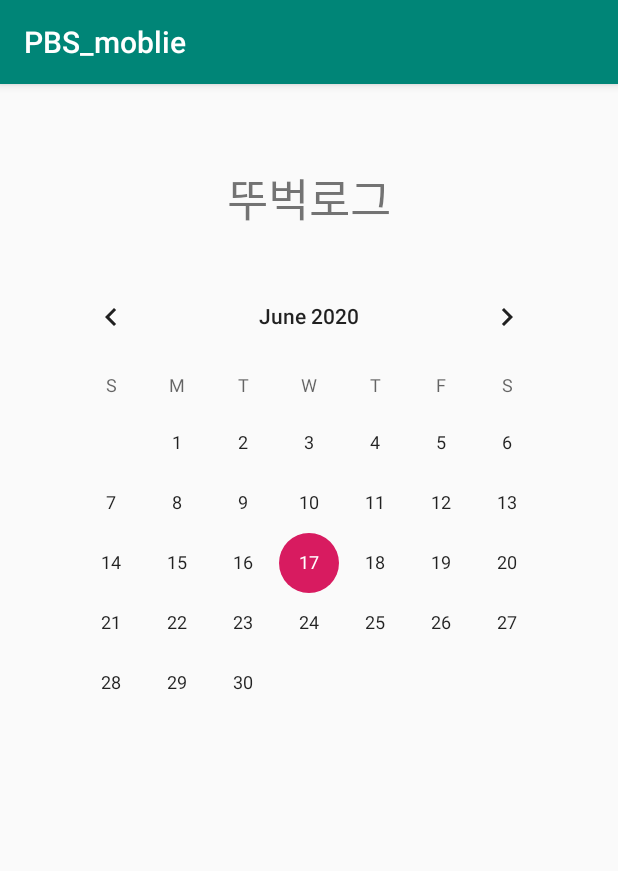
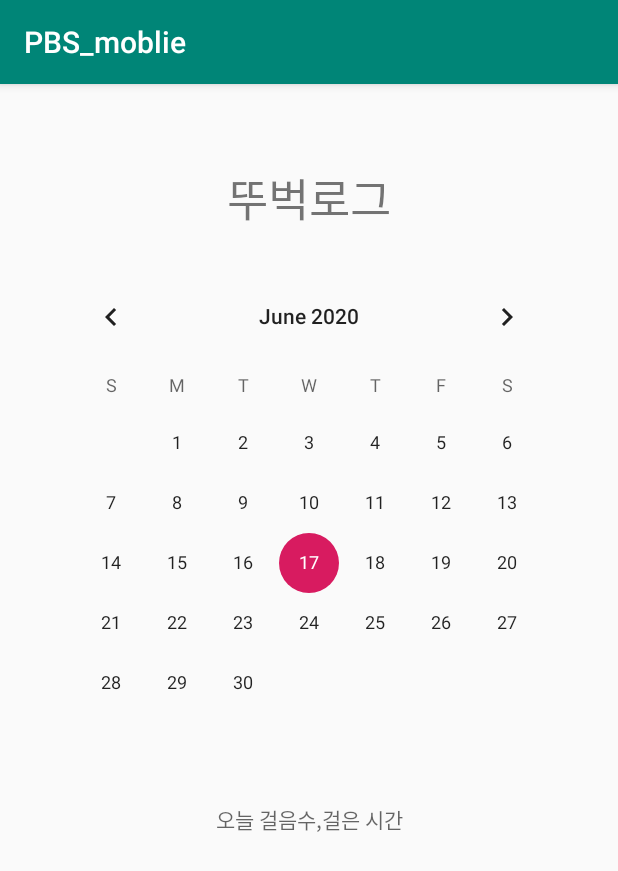
Before and after one commit to pbsmoblie/PBS_moblie, an Android app: the MainActivity screen opened directly, with no data from a screen before it, after a tap on "뚜벅로그", on a phone screen of 412 x 824 dp. Shown: the top 871 px of the screen. Run offline under Robolectric (Android 15) with nearby library versions, the phone set to English and light mode, and no system bars; our stand-ins replace Firebase (no records; nobody signed in at launch, a user with empty details on screens opened directly); 5 statements that could not run were skipped.

Commit message:
뚜벅로그 완성

```diff
--- a/app/build.gradle
+++ b/app/build.gradle
@@ -3,13 +3,14 @@ apply plugin: 'com.android.application'
 apply plugin: 'kotlin-android'
 
 apply plugin: 'kotlin-android-extensions'
+apply plugin: 'com.google.gms.google-services'
 
 android {
     compileSdkVersion 29
     buildToolsVersion "29.0.3"
     defaultConfig {
         applicationId "com.example.pbs_moblie"
-        minSdkVersion 19
+        minSdkVersion 26
         targetSdkVersion 29
         versionCode 1
         versionName "1.0"
@@ -39,6 +40,7 @@ dependencies {
     implementation 'com.google.android.gms:play-services-location:17.0.0'
     implementation 'com.google.android.material:material:1.0.0'
     implementation 'androidx.lifecycle:lifecycle-extensions:2.0.0'
+    implementation 'com.google.firebase:firebase-database:16.0.4'
     testImplementation 'junit:junit:4.12'
     androidTestImplementation 'androidx.test.ext:junit:1.1.0'
     androidTestImplementation 'androidx.test.espresso:espresso-core:3.1.1'
--- a/app/src/main/java/com/example/pbs_moblie/CalendarActivity.kt
+++ b/app/src/main/java/com/example/pbs_moblie/CalendarActivity.kt
@@ -2,11 +2,45 @@ package com.example.pbs_moblie
 
 import androidx.appcompat.app.AppCompatActivity
 import android.os.Bundle
+import android.widget.Toast
+import com.google.firebase.database.*
+import kotlinx.android.synthetic.main.activity_calendar.*
+import java.security.AccessController.getContext
 
-class CalendarActivity : AppCompatActivity() {
+class CalendarActivity : AppCompatActivity(){
+
+
+    var database : DatabaseReference = FirebaseDatabase.getInstance().reference
+    var nickname : String =""
 
     override fun onCreate(savedInstanceState: Bundle?) {
         super.onCreate(savedInstanceState)
         setContentView(R.layout.activity_calendar)
+
+        val intent1 = getIntent()
+        nickname = intent1.getStringExtra("nickname") //intent로 받아온 닉네임을 nickname에 저장
+
+        //날짜를 터치 할때마다 그 날 걸었던 걸음 수(파이어베이스에 저장되어있는)를 출력해줌
+        calendarView.setOnDateChangeListener{view, year,month,dayOfMonth -> //달력의 날짜를 터치할 때마다
+
+            val date :String = String.format("%d-%d-%d",year,month+1,dayOfMonth) //오늘 날짜를 년-월-일 형식으로
+            database.child("Step").child(nickname).child(date).addValueEventListener( object  : ValueEventListener {
+                override fun onCancelled(p0: DatabaseError) {
+
+                }
+
+                override fun onDataChange(p0: DataSnapshot) {
+
+                    var stepcount = p0.child("stepcount").getValue(String::class.java)
+                    //파이어베이스에 저장되었던 걸음 수를 가져옴
+
+                    diarytextview.text = "걸음 수 :"+stepcount
+                    //가져온 걸음 수를 textview에 출력
+
+
+                }
+
+            })
+        }
     }
 }
--- a/app/src/main/java/com/example/pbs_moblie/MainActivity.kt
+++ b/app/src/main/java/com/example/pbs_moblie/MainActivity.kt
@@ -30,15 +30,19 @@ import com.google.android.gms.maps.SupportMapFragment
 import com.google.android.gms.maps.model.LatLng
 import com.google.android.gms.maps.model.MarkerOptions
 import com.google.android.gms.maps.model.PolylineOptions
+import com.google.firebase.database.DatabaseReference
+import com.google.firebase.database.FirebaseDatabase
 import kotlinx.android.synthetic.main.activity_main.*
 import org.jetbrains.anko.*
+import java.time.LocalDate
+import java.time.format.DateTimeFormatter
 import java.util.*
 import kotlin.concurrent.timer
 import kotlin.concurrent.timerTask
 
-
+//,SensorEventListener
 //걸음 감지 센서(TYPE_STEP_COUNTER)를 사용하기 위해 SensorEventListener 인터페이스를  상속
-class MainActivity : AppCompatActivity(), OnMapReadyCallback ,SensorEventListener{
+class MainActivity : AppCompatActivity(), OnMapReadyCallback,SensorEventListener {
     private val polyLineOptions = PolylineOptions().width(7f).color(Color.RED) // 이동경로를 그릴 선
     private lateinit var mMap: GoogleMap // 마커, 카메라 지정을 위한 구글 맵 객체
     private lateinit var fusedLocationProviderClient: FusedLocationProviderClient // 위치 요청 메소드 담고 있는 객체
@@ -88,24 +92,33 @@ class MainActivity : AppCompatActivity(), OnMapReadyCallback ,SensorEventListene
         }
     }
 
-
-
+    var database : DatabaseReference = FirebaseDatabase.getInstance().reference
+    var nickname : String =" "  //intent로 받은 닉네임을 저장할 변수
+    var currentdate : String =""
     // 이 메소드부터 프로그램 시작
     override fun onCreate(savedInstanceState: Bundle?) {
         super.onCreate(savedInstanceState)
         setContentView(R.layout.activity_main)
 
+        val Date: LocalDate = LocalDate.now() //현재 날짜 표시
+        currentdate = Date.format(DateTimeFormatter.ofPattern("yyyy-M-dd")) //Date를 String으로 변환
+        val intent1 = getIntent()
+
+
+        nickname = intent1.getStringExtra("nickname") //intent로 받아온 닉네임을 nickname에 저장
+
         val sensorManager : SensorManager = getSystemService(Context.SENSOR_SERVICE) as SensorManager
         val stepcountsensor : Sensor= sensorManager.getDefaultSensor(Sensor.TYPE_STEP_COUNTER)
 
-        if(stepcountsensor == null){
-            Toast.makeText(this, "No Step Detect Sensor",Toast.LENGTH_SHORT).show();
+       if(stepcountsensor == null){
+            Toast.makeText(this, "No Step Detect Sensor",Toast.LENGTH_SHORT).show()
         }
 
 
 
         calbtn.setOnClickListener {
             intent = Intent(this,CalendarActivity::class.java)
+            intent.putExtra("nickname",nickname) //닉네임을 보냄
             startActivity(intent)
         }
 
@@ -142,8 +155,8 @@ class MainActivity : AppCompatActivity(), OnMapReadyCallback ,SensorEventListene
         permissionCheck(cancel = { showPermissionInfoDialog() },
             ok = { addLocationListener() })
 
-        //액티비티가 동작할 때만 센서가 동작하게 하기 위함(배터리 소모를 방지하기 위해)
-       // sensorManager.registerListener(this,sensorManager.getDefaultSensor(Sensor.TYPE_STEP_COUNTER),SensorManager.SENSOR_DELAY_FASTEST);
+        //액티비티가 동작할 때만 센서가 동작하게 하기 위함(터리 소모를 방지하기 위해)
+            sensorManager.registerListener(this,sensorManager.getDefaultSensor(Sensor.TYPE_STEP_COUNTER),SensorManager.SENSOR_DELAY_FASTEST);
         //두번째 인자는 사용할 센서 종류
         //세번째 인자는 값을 얼마나 자주 받을것인지 (화면 방향이 전환될 때 적합한 정도로 값을 받음)
     }
@@ -155,7 +168,7 @@ class MainActivity : AppCompatActivity(), OnMapReadyCallback ,SensorEventListene
 
         //액티비티가 가려진 경우(사용하지 않을 경우)
         // 걸음 감지 세서를 멈춤(비활성화)
-       // sensorManager.unregisterListener(this)
+        sensorManager.unregisterListener(this)
         }
 
     // 위치 요청 메소드
@@ -273,9 +286,12 @@ class MainActivity : AppCompatActivity(), OnMapReadyCallback ,SensorEventListene
     override fun onSensorChanged(event: SensorEvent?) { //동작을 감지하면 이벤트를 발생시켜 1씩 증가된
                                                         // 최종 값을 전달하는 함수
 
-//        if(event?.sensor?.type == Sensor.TYPE_STEP_COUNTER
-          //work_num.text ="Step Count: "+ "${event!!.values[0]}"
+//     if(event?.sensor?.type == Sensor.TYPE_STEP_COUNTER
+          work_num.text ="Step Count: "+ "${event!!.values[0]}"
+        database.child("Step").child(nickname).child(currentdate).child("stepcount").setValue("${event!!.values[0]}")
+        //파이어베이스에 걸음 수 저장
 
 
     }
+
 }
--- a/app/src/main/java/com/example/pbs_moblie/NickActivity.kt
+++ b/app/src/main/java/com/example/pbs_moblie/NickActivity.kt
@@ -11,8 +11,11 @@ class NickActivity : AppCompatActivity() {
         super.onCreate(savedInstanceState)
         setContentView(R.layout.activity_nick)
 
+
+
         var intent = Intent(this,MainActivity::class.java)
         nic_btn.setOnClickListener {
+            intent.putExtra("nickname",editText.text.toString())
            startActivity(intent)
         }
     }
--- a/app/src/main/res/layout/activity_calendar.xml
+++ b/app/src/main/res/layout/activity_calendar.xml
@@ -25,4 +25,14 @@
         app:layout_constraintEnd_toEndOf="parent"
         app:layout_constraintStart_toStartOf="parent"
         app:layout_constraintTop_toTopOf="parent" />
+
+    <TextView
+        android:id="@+id/diarytextview"
+        android:layout_width="wrap_content"
+        android:layout_height="wrap_content"
+        android:layout_marginTop="20dp"
+        android:hint="오늘 걸음수,걸은 시간"
+        app:layout_constraintEnd_toEndOf="parent"
+        app:layout_constraintStart_toStartOf="parent"
+        app:layout_constraintTop_toBottomOf="@+id/calendarView" />
 </androidx.constraintlayout.widget.ConstraintLayout>
--- a/build.gradle
+++ b/build.gradle
@@ -13,6 +13,8 @@ buildscript {
         classpath 'com.android.tools.build:gradle:3.5.2'
         classpath "org.jetbrains.kotlin:kotlin-gradle-plugin:$kotlin_version"
         classpath "org.jetbrains.kotlin:kotlin-gradle-plugin:$anko_version"
+        classpath 'com.google.gms:google-services:4.2.0'
+
         // NOTE: Do not place your application dependencies here; they belong
         // in the individual module build.gradle files
     }
```
Also changed, not shown: 1 other file.
